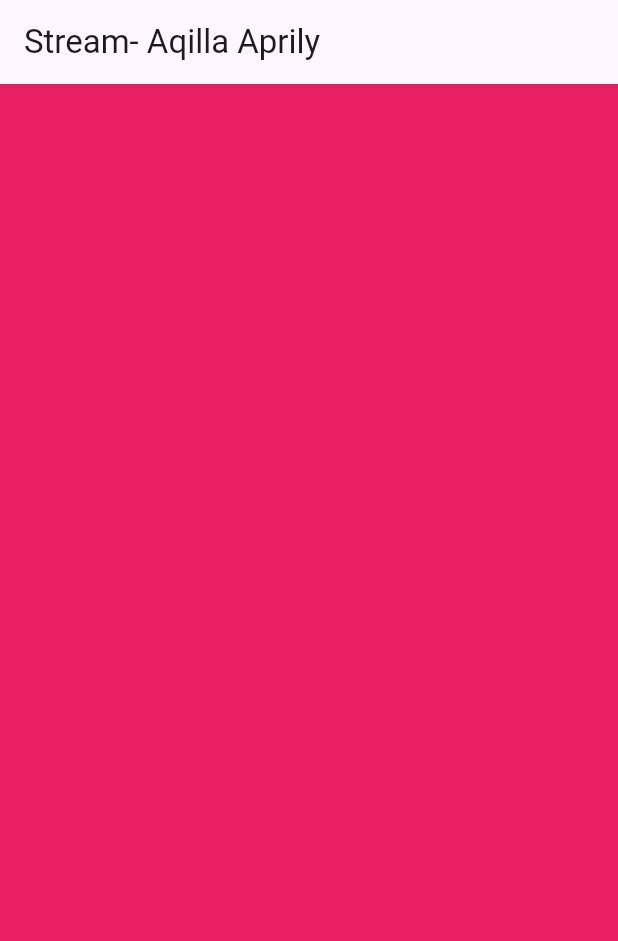
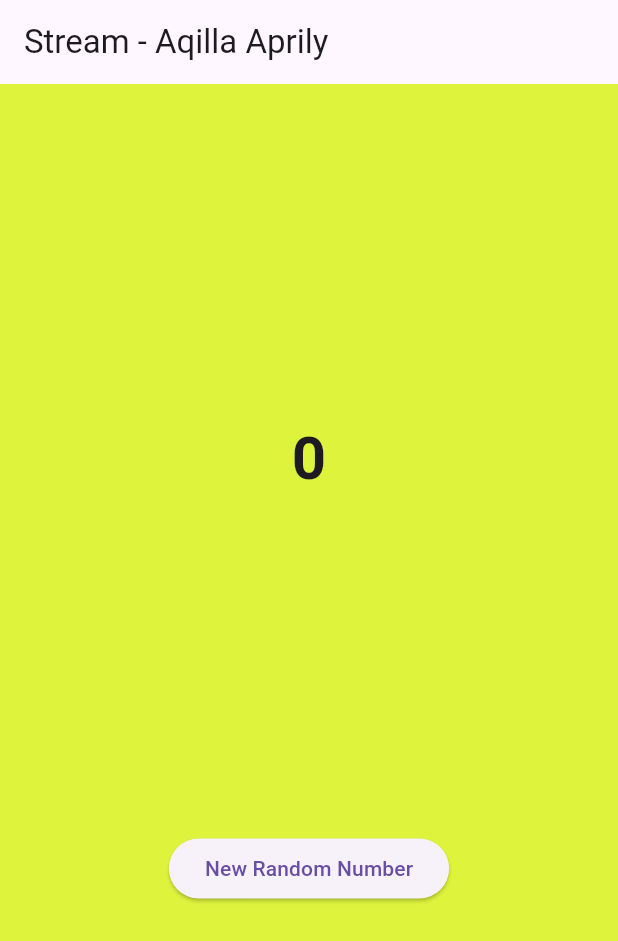
Before and after one commit to Aqillaaprly/Mobile_Programming_12, a Flutter app: the screen it shows after launch, on a phone screen of 412 x 824 dp. Shown: the top 941 px of the screen. Run offline on Flutter 3.47's test engine with Material 3 defaults, Android fonts, the light colour scheme and no system bars.

Commit message:
W12 : Answer for question 6 7

```diff
--- a/stream_aqilla/lib/main.dart
+++ b/stream_aqilla/lib/main.dart
@@ -1,4 +1,6 @@
 import 'package:flutter/material.dart';
+import 'dart:async';
+import 'dart:math';
 import 'stream.dart';
 
 void main() {
@@ -28,32 +30,88 @@
 }
 
 class _StreamHomePageState extends State<StreamHomePage> {
+  Color bgColor = Colors.blueGrey;
+  late ColorStream colorStream;
+
+  int lastNumber = 0;
+  late StreamController<int> numberStreamController;
+  late NumberStream numberStream;
+
+  @override
+  void initState() {
+    super.initState();
+    colorStream = ColorStream();
+    changeColor();
+    numberStream = NumberStream();
+    numberStreamController = numberStream.controller;
+    numberStreamController.stream.listen(
+      (event) {
+        setState(() {
+          lastNumber = event;
+        });
+      },
+      onError: (err) {
+        setState(() {
+          lastNumber = -1;
+        });
+      },
+    );
+  }
+
+  void addRandomNumber() {
+    final random = Random();
+    int newNumber = random.nextInt(100);
+    numberStream.addNumber(newNumber);
+  }
+
+  void changeColor() {
+    colorStream.getColors().listen(
+      (event) {
+        setState(() {
+          bgColor = event;
+        });
+      },
+      onError: (error) {
+        setState(() {
+          lastNumber = -1;
+        });
+      },
+    );
+  }
+
   @override
   Widget build(BuildContext context) {
     return Scaffold(
       appBar: AppBar(
-        title: const Text('Stream- Aqilla Aprily'),
+        title: const Text('Stream - Aqilla Aprily'),
       ),
       body: Container(
-        decoration: BoxDecoration(color: bgColor),
+        width: double.infinity,
+        color: bgColor,
+        child: Column(
+          mainAxisAlignment: MainAxisAlignment.spaceEvenly,
+          crossAxisAlignment: CrossAxisAlignment.center,
+          children: [
+            Text(
+              lastNumber.toString(),
+              style: const TextStyle(
+                fontSize: 40,
+                fontWeight: FontWeight.bold,
+              ),
+            ),
+            ElevatedButton(
+              onPressed: addRandomNumber,
+              child: const Text('New Random Number'),
+            ),
+          ],
+        ),
       ),
     );
   }
 
-  Color bgColor = Colors.blueGrey;
-  late ColorStream colorStream;
-
- void changeColor() async {
-  colorStream.getColors().listen((eventColor) {
-    setState(() {
-      bgColor = eventColor;
-    });
-  });
-}
-
   @override
-  void initState(){
-    colorStream = ColorStream();
-    changeColor();
+  void dispose() {
+    numberStreamController.close();
+    super.dispose();
   }
 }
--- a/stream_aqilla/lib/stream.dart
+++ b/stream_aqilla/lib/stream.dart
@@ -1,26 +1,32 @@
+import 'dart:async';
+import 'dart:math';
 import 'package:flutter/material.dart';
 
-class ColorStream{
+// STREAM UNTUK NUMBER
+class NumberStream {
+  final controller = StreamController<int>();
 
-  final List<Color> colors = [
-    Colors.blueGrey,
-    Colors.amber,
-    Colors.deepPurple,
-    Colors.lightBlue,
-    Colors.teal,
-    Colors.lightGreen,
-    Colors.pink,
-    Colors.blueAccent,
-    Colors.cyan,
-    Colors.purple
-  ];
+  void addNumber(int number) {
+    controller.sink.add(number);
+  }
 
-  Stream<Color> getColors() async*{
-    yield* Stream.periodic(
-      const Duration(seconds: 1), (int t){
-        int index = t % colors.length;
-        return colors[index];
-      }
-    );
+  void addError() {
+    controller.sink.addError("Terjadi Error");
   }
 }
+
+// STREAM UNTUK COLOR
+class ColorStream {
+  Stream<Color> getColors() async* {
+    final random = Random();
+    while (true) {
+      await Future.delayed(const Duration(seconds: 1));
+      yield Color.fromRGBO(
+        random.nextInt(256),
+        random.nextInt(256),
+        random.nextInt(256),
+        1,
+      );
+    }
+  }
+}
```
Also changed, not shown: stream_aqilla/img/q6.gif (added), stream_aqilla/img/q7.gif (added), 1 other file.
